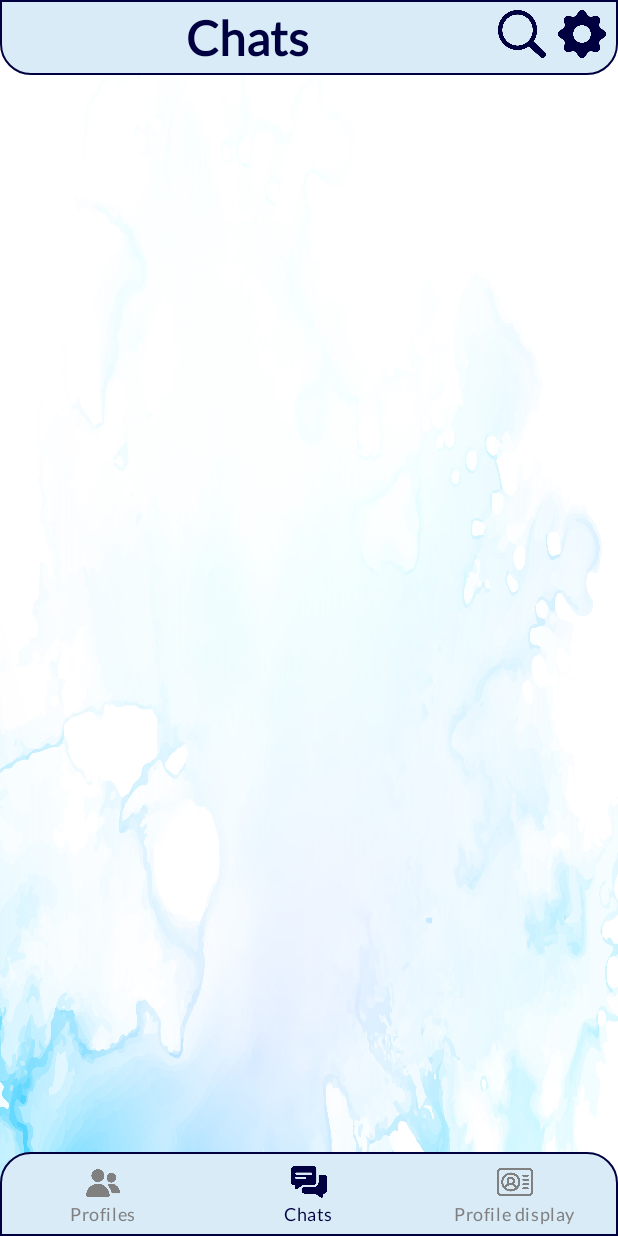
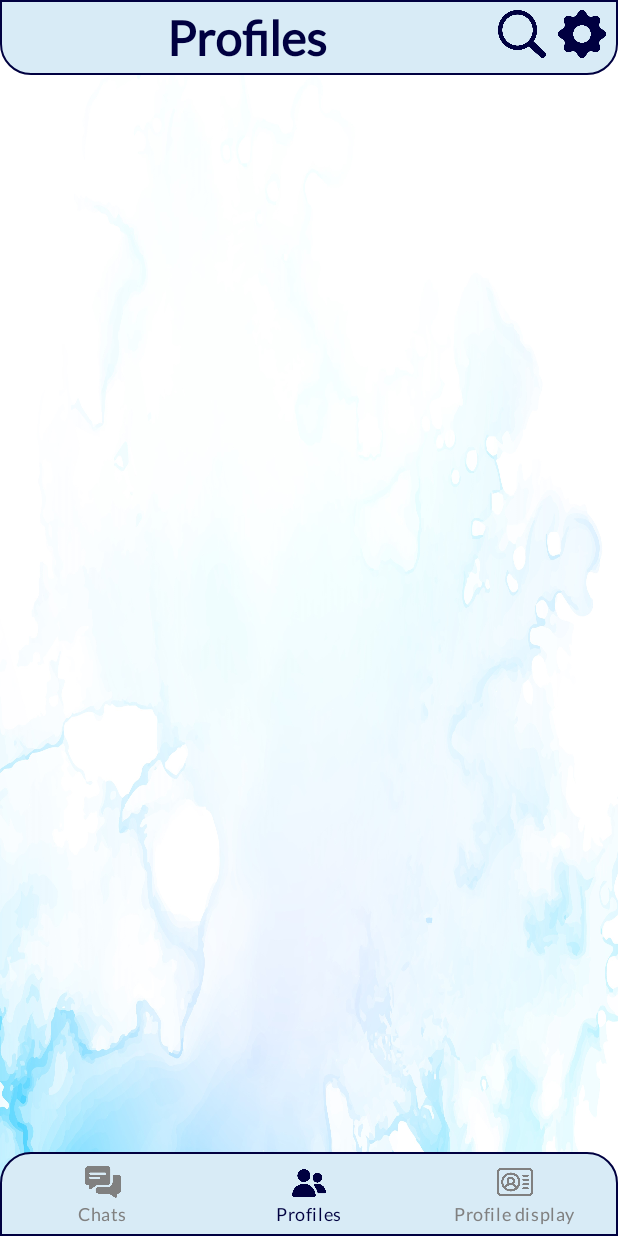
Before and after one commit to BartoszWisny/SpiralApp, an Android app: the MainActivity screen opened directly, with no data from a screen before it, item 2 of the bottom bar chosen, on a phone screen of 412 x 824 dp. Run offline under Robolectric (Android 15) with nearby library versions, the phone set to English and light mode, and no system bars; our stand-ins replace Firebase (no records; nobody signed in at launch, a user with empty details on screens opened directly), Picasso; pictures from the network do not load; 4 statements that could not run were skipped.

Commit message:
Tab Layout reorganization (was PROIFLES-CHATS-DETAILS, is CHATS-PROFILES-DETAILS)

```diff
--- a/app/src/main/java/com/example/spiral/MainActivity.kt
+++ b/app/src/main/java/com/example/spiral/MainActivity.kt
@@ -68,15 +68,15 @@ class MainActivity : AppCompatActivity() {
         chat.tabAdapter = TabAdapter(this)
         chat.viewPager = findViewById(R.id.main_pager)
         chat.viewPager?.adapter = chat.tabAdapter
-        chat.viewPager?.currentItem = 1
+        chat.viewPager?.currentItem = 0
         bottomNavigationView.selectedItemId = R.id.user_chats
 
         bottomNavigationView.setOnItemSelectedListener {
             when (it.itemId) {
-                R.id.user_profiles -> chat.viewPager?.currentItem = 0
-                R.id.user_chats -> chat.viewPager?.currentItem = 1
+                R.id.user_chats -> chat.viewPager?.currentItem = 0
+                R.id.user_profiles -> chat.viewPager?.currentItem = 1
                 R.id.user_profile_display -> chat.viewPager?.currentItem = 2
-                else -> chat.viewPager?.currentItem = 1
+                else -> chat.viewPager?.currentItem = 0
             }
 
             return@setOnItemSelectedListener true
@@ -85,22 +85,22 @@ class MainActivity : AppCompatActivity() {
         chat.viewPager?.registerOnPageChangeCallback(object : ViewPager2.OnPageChangeCallback() {
             override fun onPageSelected(position: Int) {
                 bottomNavigationView.selectedItemId = when (position) {
-                    0 -> R.id.user_profiles
-                    1 -> R.id.user_chats
+                    0 -> R.id.user_chats
+                    1 -> R.id.user_profiles
                     2 -> R.id.user_profile_display
                     else -> R.id.user_chats
                 }
 
                 title.text = when (position) {
-                    0 -> "Profiles"
-                    1 -> "Chats"
+                    0 -> "Chats"
+                    1 -> "Profiles"
                     2 -> "Profile display"
                     else -> "Chats"
                 }
 
                 searchText.hint = when (position) {
-                    0 -> "Search profile by username"
-                    1 -> "Search chat by username"
+                    0 -> "Search chat by username"
+                    1 -> "Search profile by username"
                     else -> "Search chat by username"
                 }
 
@@ -113,8 +113,8 @@ class MainActivity : AppCompatActivity() {
 
             override fun onTextChanged(p0: CharSequence?, p1: Int, p2: Int, p3: Int) {
                 when (chat.viewPager?.currentItem) {
-                    0 -> userProfilesAdapter.filterProfiles(searchText.text.toString())
-                    1 -> userChatsAdapter.filterChats(searchText.text.toString())
+                    0 -> userChatsAdapter.filterChats(searchText.text.toString())
+                    1 -> userProfilesAdapter.filterProfiles(searchText.text.toString())
                     else -> userChatsAdapter.filterChats(searchText.text.toString())
                 }
             }
@@ -169,13 +169,13 @@ class MainActivity : AppCompatActivity() {
                 val rootView: View = findViewById(android.R.id.content)
                 searchCloseClick(rootView)
 
-                if (chat.viewPager?.currentItem == 1) {
+                if (chat.viewPager?.currentItem == 0) {
                     val intent = Intent(Intent.ACTION_MAIN)
                     intent.addCategory(Intent.CATEGORY_HOME)
                     intent.flags = Intent.FLAG_ACTIVITY_NEW_TASK
                     startActivity(intent)
                 } else {
-                    chat.viewPager?.currentItem = 1
+                    chat.viewPager?.currentItem = 0
                 }
             }
         })
@@ -199,10 +199,10 @@ class MainActivity : AppCompatActivity() {
         override fun createFragment(position: Int): Fragment {
             return when (position) {
                 0 -> {
-                    UserProfilesFragment()
+                    UserChatsFragment()
                 }
                 1 -> {
-                    UserChatsFragment()
+                    UserProfilesFragment()
                 }
                 2 -> {
                     UserProfileDisplayFragment()
--- a/app/src/main/res/menu/bottom_menu_bar.xml
+++ b/app/src/main/res/menu/bottom_menu_bar.xml
@@ -1,15 +1,15 @@
 <?xml version="1.0" encoding="utf-8"?>
 <menu xmlns:android="http://schemas.android.com/apk/res/android">
 
+    <item
+        android:id="@+id/user_chats"
+        android:icon="@drawable/user_chats_icon"
+        android:title="Chats" />
     <item
         android:id="@+id/user_profiles"
         android:icon="@drawable/user_profiles_icon"
         android:title="Profiles" />
     <item
-        android:id="@+id/user_chats"
-        android:icon="@drawable/user_chats_icon"
-        android:title="Chats" />
-    <item
         android:id="@+id/user_profile_display"
         android:icon="@drawable/user_profile_display_icon"
         android:title="Profile display" />
```
